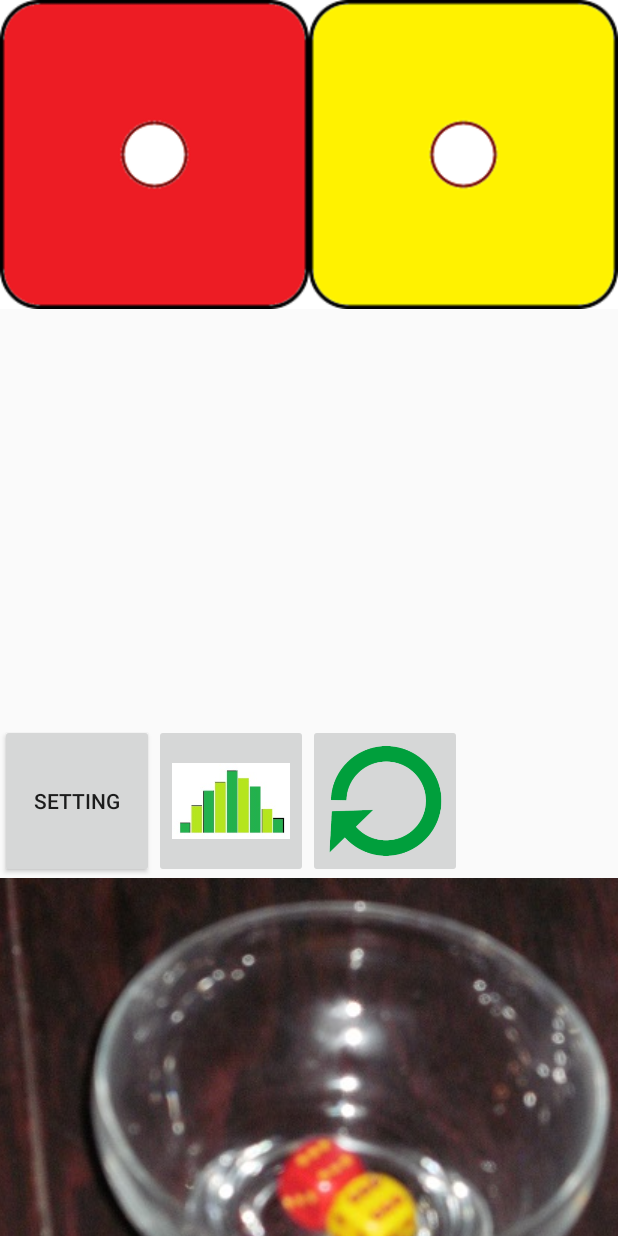
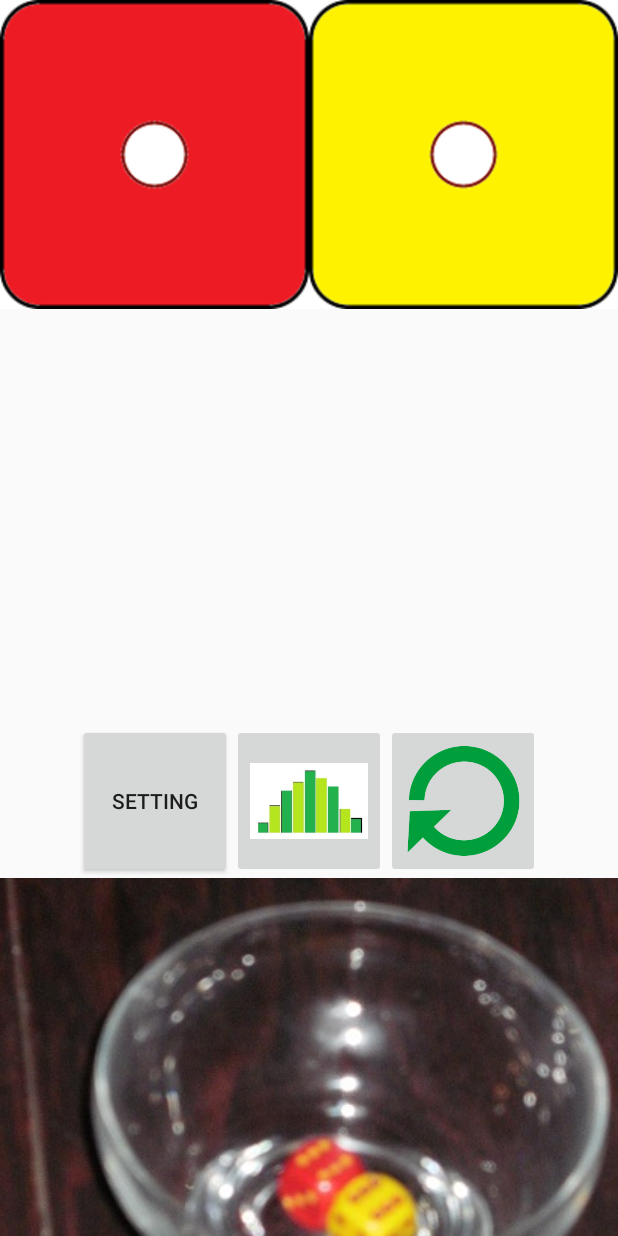
Before and after one commit to shirbenisrael/CatanDice, an Android app: the screen it shows after launch (MainActivity), on a phone screen of 412 x 824 dp. Run offline under Robolectric (Android 15) with nearby library versions, the phone set to English and light mode, and no system bars.

Commit message:
Arrange buttons better when game type is regular.

```diff
--- a/app/src/main/java/com/shirbi/catandice/MainActivity.java
+++ b/app/src/main/java/com/shirbi/catandice/MainActivity.java
@@ -353,7 +353,7 @@ public class MainActivity extends Activity {
         } else {
             event_dice_result.setVisibility(View.INVISIBLE);
             layout_for_pirate_ship.setVisibility(View.INVISIBLE);
-            alchemist_button.setVisibility(View.INVISIBLE);
+            alchemist_button.setVisibility(View.GONE);
         }
     }
 
--- a/app/src/main/res/layout/activity_main.xml
+++ b/app/src/main/res/layout/activity_main.xml
@@ -78,6 +78,7 @@
                 android:layout_width="match_parent"
                 android:layout_height="wrap_content"
                 android:orientation="horizontal"
+                android:gravity="center"
                 android:visibility="visible">
 
                 <Button
```
